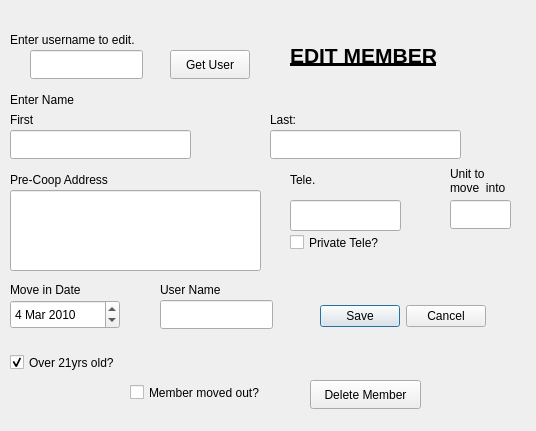
The window that src/view/EditUser.ui (RachelSugar/cooper) describes before a commit, drawn with Qt 5.
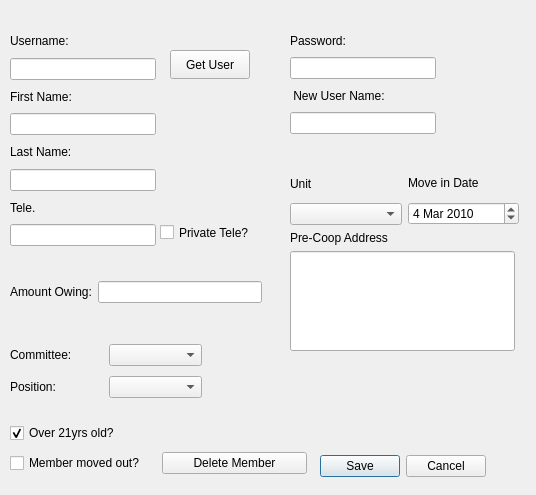
The same window after the commit.

Commit message: blocked normal user from editing member info

```diff
--- a/src/view/EditUser.ui
+++ b/src/view/EditUser.ui
@@ -4,122 +4,22 @@
   <property name="windowModality" >
    <enum>Qt::WindowModal</enum>
   </property>
-  <property name="geometry" >
+  <property name="geometry">
    <rect>
     <x>0</x>
     <y>0</y>
     <width>536</width>
-    <height>431</height>
+    <height>495</height>
    </rect>
   </property>
   <property name="windowTitle" >
    <string>Form</string>
   </property>
-  <widget class="QLineEdit" name="userName" >
-   <property name="geometry" >
-    <rect>
-     <x>160</x>
-     <y>300</y>
-     <width>113</width>
-     <height>29</height>
-    </rect>
-   </property>
-  </widget>
-  <widget class="QLineEdit" name="unit" >
-   <property name="geometry" >
-    <rect>
-     <x>450</x>
-     <y>200</y>
-     <width>61</width>
-     <height>29</height>
-    </rect>
-   </property>
-  </widget>
-  <widget class="QLineEdit" name="pastAddress" >
-   <property name="geometry" >
-    <rect>
-     <x>10</x>
-     <y>190</y>
-     <width>251</width>
-     <height>81</height>
-    </rect>
-   </property>
-  </widget>
-  <widget class="QLabel" name="label_3" >
-   <property name="geometry" >
-    <rect>
-     <x>10</x>
-     <y>90</y>
-     <width>81</width>
-     <height>19</height>
-    </rect>
-   </property>
-   <property name="text" >
-    <string>Enter Name</string>
-   </property>
-  </widget>
-  <widget class="QLabel" name="label_7" >
-   <property name="geometry" >
-    <rect>
-     <x>10</x>
-     <y>280</y>
-     <width>91</width>
-     <height>19</height>
-    </rect>
-   </property>
-   <property name="text" >
-    <string>Move in Date</string>
-   </property>
-  </widget>
-  <widget class="QLabel" name="label_10" >
-   <property name="geometry" >
-    <rect>
-     <x>290</x>
-     <y>40</y>
-     <width>191</width>
-     <height>31</height>
-    </rect>
-   </property>
-   <property name="minimumSize" >
-    <size>
-     <width>191</width>
-     <height>0</height>
-    </size>
-   </property>
-   <property name="font" >
-    <font>
-     <pointsize>15</pointsize>
-     <weight>75</weight>
-     <bold>true</bold>
-     <underline>true</underline>
-    </font>
-   </property>
-   <property name="text" >
-    <string>&lt;!DOCTYPE HTML PUBLIC "-//W3C//DTD HTML 4.0//EN" "http://www.w3.org/TR/REC-html40/strict.dtd">
-&lt;html>&lt;head>&lt;meta name="qrichtext" content="1" />&lt;style type="text/css">
-p, li { white-space: pre-wrap; }
-&lt;/style>&lt;/head>&lt;body style=" font-family:'Sans Serif'; font-size:15pt; font-weight:600; font-style:normal;">
-&lt;p style=" margin-top:0px; margin-bottom:0px; margin-left:0px; margin-right:0px; -qt-block-indent:0; text-indent:0px;">&lt;span style=" font-size:16pt;">EDIT MEMBER&lt;/span>&lt;/p>&lt;/body>&lt;/html></string>
-   </property>
-  </widget>
-  <widget class="QLabel" name="label_8" >
-   <property name="geometry" >
-    <rect>
-     <x>160</x>
-     <y>280</y>
-     <width>81</width>
-     <height>19</height>
-    </rect>
-   </property>
-   <property name="text" >
-    <string>User Name</string>
-   </property>
-  </widget>
-  <widget class="QDialogButtonBox" name="saveCancel" >
-   <property name="geometry" >
+  <widget class="QDialogButtonBox" name="saveCancel">
+   <property name="geometry">
     <rect>
      <x>320</x>
-     <y>300</y>
+     <y>450</y>
      <width>166</width>
      <height>32</height>
     </rect>
@@ -128,60 +28,11 @@
     <set>QDialogButtonBox::Cancel|QDialogButtonBox::Save</set>
    </property>
   </widget>
-  <widget class="QLabel" name="label" >
-   <property name="geometry" >
+  <widget class="QCheckBox" name="privateTele">
+   <property name="geometry">
     <rect>
-     <x>10</x>
-     <y>110</y>
-     <width>61</width>
-     <height>19</height>
-    </rect>
-   </property>
-   <property name="text" >
-    <string>First</string>
-   </property>
-  </widget>
-  <widget class="QLabel" name="label_6" >
-   <property name="geometry" >
-    <rect>
-     <x>290</x>
-     <y>170</y>
-     <width>61</width>
-     <height>19</height>
-    </rect>
-   </property>
-   <property name="text" >
-    <string>Tele. </string>
-   </property>
-  </widget>
-  <widget class="QLabel" name="label_4" >
-   <property name="geometry" >
-    <rect>
-     <x>10</x>
-     <y>170</y>
-     <width>121</width>
-     <height>19</height>
-    </rect>
-   </property>
-   <property name="text" >
-    <string>Pre-Coop Address</string>
-   </property>
-  </widget>
-  <widget class="QLineEdit" name="lastName" >
-   <property name="geometry" >
-    <rect>
-     <x>270</x>
-     <y>130</y>
-     <width>191</width>
-     <height>29</height>
-    </rect>
-   </property>
-  </widget>
-  <widget class="QCheckBox" name="privateTele" >
-   <property name="geometry" >
-    <rect>
-     <x>290</x>
-     <y>230</y>
+     <x>160</x>
+     <y>220</y>
      <width>121</width>
      <height>25</height>
     </rect>
@@ -190,126 +41,8 @@
     <string>Private Tele?</string>
    </property>
   </widget>
-  <widget class="QLineEdit" name="telephone" >
-   <property name="geometry" >
-    <rect>
-     <x>290</x>
-     <y>200</y>
-     <width>111</width>
-     <height>31</height>
-    </rect>
-   </property>
-   <property name="inputMask" >
-    <string>DDDDDDDDDD; </string>
-   </property>
-   <property name="maxLength" >
-    <number>10</number>
-   </property>
-  </widget>
-  <widget class="QDateEdit" name="moveInDate" >
-   <property name="geometry" >
-    <rect>
-     <x>10</x>
-     <y>300</y>
-     <width>110</width>
-     <height>29</height>
-    </rect>
-   </property>
-   <property name="buttonSymbols" >
-    <enum>QAbstractSpinBox::UpDownArrows</enum>
-   </property>
-   <property name="date" >
-    <date>
-     <year>2010</year>
-     <month>3</month>
-     <day>4</day>
-    </date>
-   </property>
-  </widget>
-  <widget class="QLineEdit" name="firstName" >
-   <property name="geometry" >
-    <rect>
-     <x>10</x>
-     <y>130</y>
-     <width>181</width>
-     <height>29</height>
-    </rect>
-   </property>
-   <property name="text" >
-    <string/>
-   </property>
-  </widget>
-  <widget class="QCheckBox" name="over21" >
-   <property name="geometry" >
-    <rect>
-     <x>10</x>
-     <y>350</y>
-     <width>131</width>
-     <height>25</height>
-    </rect>
-   </property>
-   <property name="text" >
-    <string>Over 21yrs old?</string>
-   </property>
-   <property name="checked" >
-    <bool>true</bool>
-   </property>
-  </widget>
-  <widget class="QLabel" name="label_2" >
-   <property name="geometry" >
-    <rect>
-     <x>270</x>
-     <y>110</y>
-     <width>61</width>
-     <height>19</height>
-    </rect>
-   </property>
-   <property name="text" >
-    <string>Last:</string>
-   </property>
-  </widget>
-  <widget class="QLabel" name="label_5" >
-   <property name="geometry" >
-    <rect>
-     <x>450</x>
-     <y>160</y>
-     <width>71</width>
-     <height>41</height>
-    </rect>
-   </property>
-   <property name="text" >
-    <string>Unit to 
-move  into</string>
-   </property>
-  </widget>
-  <widget class="QCheckBox" name="movedOut" >
-   <property name="geometry" >
-    <rect>
-     <x>130</x>
-     <y>380</y>
-     <width>161</width>
-     <height>25</height>
-    </rect>
-   </property>
-   <property name="text" >
-    <string>Member moved out?</string>
-   </property>
-  </widget>
-  <widget class="QPushButton" name="deleteUser" >
-   <property name="geometry" >
-    <rect>
-     <x>310</x>
-     <y>380</y>
-     <width>111</width>
-     <height>29</height>
-    </rect>
-   </property>
-   <property name="text" >
-    <string>Delete Member</string>
-   </property>
-  </widget>
-  <widget class="QPushButton" name="getUser" >
-   <property name="geometry" >
+  <widget class="QPushButton" name="getUser">
+   <property name="geometry">
     <rect>
      <x>170</x>
      <y>50</y>
@@ -321,28 +54,290 @@
     <string>Get User</string>
    </property>
   </widget>
-  <widget class="QLineEdit" name="userEdit" >
-   <property name="geometry" >
+  <widget class="QWidget" name="">
+   <property name="geometry">
     <rect>
-     <x>30</x>
-     <y>50</y>
-     <width>113</width>
-     <height>29</height>
+     <x>10</x>
+     <y>30</y>
+     <width>146</width>
+     <height>216</height>
     </rect>
    </property>
+   <layout class="QVBoxLayout" name="verticalLayout">
+    <item>
+     <widget class="QLabel" name="label_9">
+      <property name="text">
+       <string>Username:</string>
+      </property>
+     </widget>
+    </item>
+    <item>
+     <widget class="QLineEdit" name="userEdit"/>
+    </item>
+    <item>
+     <widget class="QLabel" name="label">
+      <property name="text">
+       <string>First Name:</string>
+      </property>
+     </widget>
+    </item>
+    <item>
+     <widget class="QLineEdit" name="firstName">
+      <property name="text">
+       <string/>
+      </property>
+     </widget>
+    </item>
+    <item>
+     <widget class="QLabel" name="label_2">
+      <property name="text">
+       <string>Last Name:</string>
+      </property>
+     </widget>
+    </item>
+    <item>
+     <widget class="QLineEdit" name="lastName"/>
+    </item>
+    <item>
+     <widget class="QLabel" name="label_6">
+      <property name="text">
+       <string>Tele. </string>
+      </property>
+     </widget>
+    </item>
+    <item>
+     <widget class="QLineEdit" name="telephone">
+      <property name="inputMask">
+       <string>DDDDDDDDDD; </string>
+      </property>
+      <property name="maxLength">
+       <number>10</number>
+      </property>
+     </widget>
+    </item>
+   </layout>
   </widget>
-  <widget class="QLabel" name="label_9" >
-   <property name="geometry" >
+  <widget class="QWidget" name="">
+   <property name="geometry">
     <rect>
-     <x>10</x>
+     <x>290</x>
      <y>30</y>
-     <width>171</width>
-     <height>19</height>
+     <width>146</width>
+     <height>104</height>
     </rect>
    </property>
-   <property name="text" >
-    <string>Enter username to edit.</string>
+   <layout class="QVBoxLayout" name="verticalLayout_2">
+    <item>
+     <widget class="QLabel" name="label_12">
+      <property name="text">
+       <string>Password:</string>
+      </property>
+     </widget>
+    </item>
+    <item>
+     <widget class="QLineEdit" name="password"/>
+    </item>
+    <item>
+     <widget class="QLabel" name="label_8">
+      <property name="text">
+       <string> New User Name:</string>
+      </property>
+     </widget>
+    </item>
+    <item>
+     <widget class="QLineEdit" name="userName"/>
+    </item>
+   </layout>
+  </widget>
+  <widget class="QWidget" name="">
+   <property name="geometry">
+    <rect>
+     <x>290</x>
+     <y>170</y>
+     <width>229</width>
+     <height>181</height>
+    </rect>
    </property>
+   <layout class="QVBoxLayout" name="verticalLayout_6">
+    <item>
+     <layout class="QHBoxLayout" name="horizontalLayout">
+      <item>
+       <layout class="QVBoxLayout" name="verticalLayout_3">
+        <item>
+         <widget class="QLabel" name="label_5">
+          <property name="text">
+           <string>Unit</string>
+          </property>
+         </widget>
+        </item>
+        <item>
+         <widget class="QComboBox" name="unitNum"/>
+        </item>
+       </layout>
+      </item>
+      <item>
+       <layout class="QVBoxLayout" name="verticalLayout_4">
+        <item>
+         <widget class="QLabel" name="label_7">
+          <property name="text">
+           <string>Move in Date</string>
+          </property>
+         </widget>
+        </item>
+        <item>
+         <widget class="QDateEdit" name="moveInDate">
+          <property name="buttonSymbols">
+           <enum>QAbstractSpinBox::UpDownArrows</enum>
+          </property>
+          <property name="date">
+           <date>
+            <year>2010</year>
+            <month>3</month>
+            <day>4</day>
+           </date>
+          </property>
+         </widget>
+        </item>
+       </layout>
+      </item>
+     </layout>
+    </item>
+    <item>
+     <layout class="QVBoxLayout" name="verticalLayout_5">
+      <item>
+       <widget class="QLabel" name="label_4">
+        <property name="text">
+         <string>Pre-Coop Address</string>
+        </property>
+       </widget>
+      </item>
+      <item>
+       <widget class="QLineEdit" name="pastAddress">
+        <property name="sizePolicy">
+         <sizepolicy hsizetype="Fixed" vsizetype="Fixed">
+          <horstretch>0</horstretch>
+          <verstretch>0</verstretch>
+         </sizepolicy>
+        </property>
+        <property name="minimumSize">
+         <size>
+          <width>225</width>
+          <height>100</height>
+         </size>
+        </property>
+        <property name="maximumSize">
+         <size>
+          <width>225</width>
+          <height>100</height>
+         </size>
+        </property>
+       </widget>
+      </item>
+     </layout>
+    </item>
+   </layout>
+  </widget>
+  <widget class="QWidget" name="">
+   <property name="geometry">
+    <rect>
+     <x>10</x>
+     <y>280</y>
+     <width>252</width>
+     <height>24</height>
+    </rect>
+   </property>
+   <layout class="QHBoxLayout" name="horizontalLayout_2">
+    <item>
+     <widget class="QLabel" name="label_11">
+      <property name="text">
+       <string>Amount Owing:</string>
+      </property>
+     </widget>
+    </item>
+    <item>
+     <widget class="QLineEdit" name="owing"/>
+    </item>
+   </layout>
+  </widget>
+  <widget class="QWidget" name="">
+   <property name="geometry">
+    <rect>
+     <x>10</x>
+     <y>340</y>
+     <width>192</width>
+     <height>64</height>
+    </rect>
+   </property>
+   <layout class="QVBoxLayout" name="verticalLayout_7">
+    <item>
+     <layout class="QHBoxLayout" name="horizontalLayout_3">
+      <item>
+       <widget class="QLabel" name="label_3">
+        <property name="text">
+         <string>Committee:</string>
+        </property>
+       </widget>
+      </item>
+      <item>
+       <widget class="QComboBox" name="committee"/>
+      </item>
+     </layout>
+    </item>
+    <item>
+     <layout class="QHBoxLayout" name="horizontalLayout_4">
+      <item>
+       <widget class="QLabel" name="label_10">
+        <property name="text">
+         <string>Position:</string>
+        </property>
+       </widget>
+      </item>
+      <item>
+       <widget class="QComboBox" name="position"/>
+      </item>
+     </layout>
+    </item>
+   </layout>
+  </widget>
+  <widget class="QWidget" name="">
+   <property name="geometry">
+    <rect>
+     <x>10</x>
+     <y>420</y>
+     <width>297</width>
+     <height>59</height>
+    </rect>
+   </property>
+   <layout class="QVBoxLayout" name="verticalLayout_8">
+    <item>
+     <widget class="QCheckBox" name="over21">
+      <property name="text">
+       <string>Over 21yrs old?</string>
+      </property>
+      <property name="checked">
+       <bool>true</bool>
+      </property>
+     </widget>
+    </item>
+    <item>
+     <layout class="QHBoxLayout" name="horizontalLayout_5">
+      <item>
+       <widget class="QCheckBox" name="movedOut">
+        <property name="text">
+         <string>Member moved out?</string>
+        </property>
+       </widget>
+      </item>
+      <item>
+       <widget class="QPushButton" name="deleteUser">
+        <property name="text">
+         <string>Delete Member</string>
+        </property>
+       </widget>
+      </item>
+     </layout>
+    </item>
+   </layout>
   </widget>
  </widget>
  <resources/>
```
Left out of the diff: 17 changed lines with no effect on the pictures. The commit also changes 4 other files.
